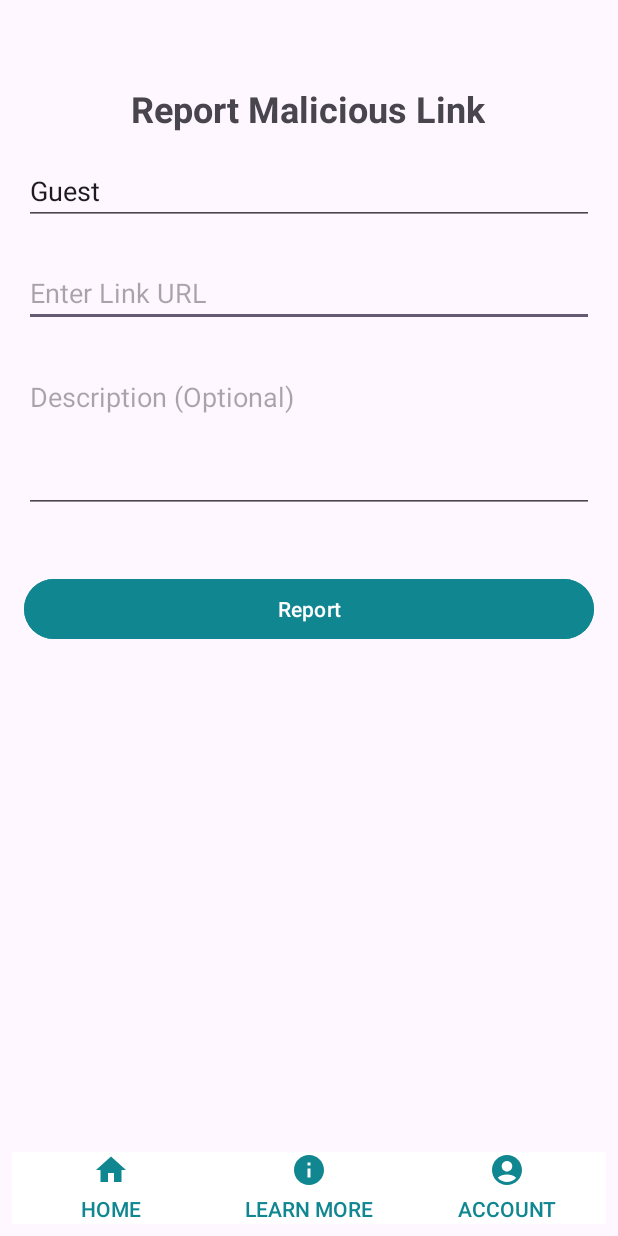
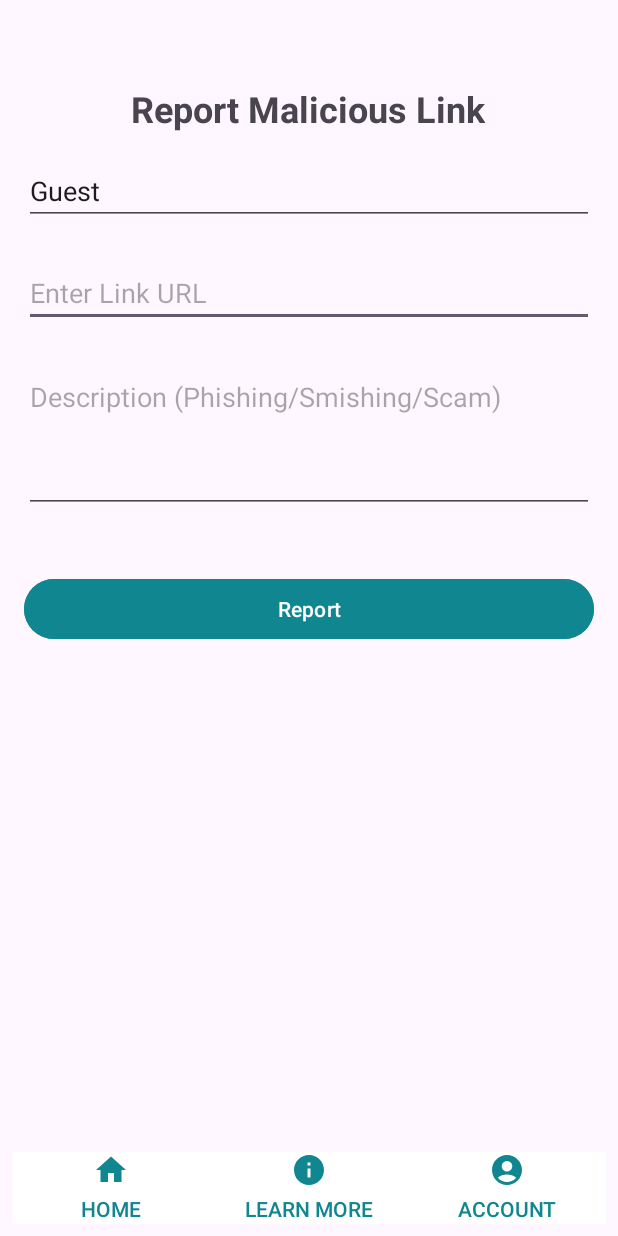
Before and after one commit to RhyzenCedric/capstone, an Android app: the ReportActivity screen opened directly, with no data from a screen before it, on a phone screen of 412 x 824 dp. Run offline under Robolectric (Android 15) with nearby library versions, the phone set to English and light mode, and no system bars.

Commit message:
Edited a minor detail on the report section

```diff
--- a/phishingapp/app/src/main/java/com/example/phishingapp/ReportActivity.kt
+++ b/phishingapp/app/src/main/java/com/example/phishingapp/ReportActivity.kt
@@ -102,6 +102,11 @@ class ReportActivity : AppCompatActivity() {
             return
         }
 
+        if (description.isEmpty()) {
+            Toast.makeText(this, "Please add a report description", Toast.LENGTH_SHORT).show()
+            return
+        }
+
         val reportRequest = ReportRequest(userId!!, link, description)
 
         RetrofitClient.instance.submitReport(reportRequest).enqueue(object : Callback<ReportResponse> {
--- a/phishingapp/app/src/main/res/layout/activity_report.xml
+++ b/phishingapp/app/src/main/res/layout/activity_report.xml
@@ -64,7 +64,7 @@
         android:layout_marginTop="24dp"
         android:layout_marginEnd="16dp"
         android:gravity="top|start"
-        android:hint="Description (Optional)"
+        android:hint="Description (Phishing/Smishing/Scam)"
         android:inputType="textMultiLine"
         app:layout_constraintEnd_toEndOf="parent"
         app:layout_constraintHorizontal_bias="0.0"
```
